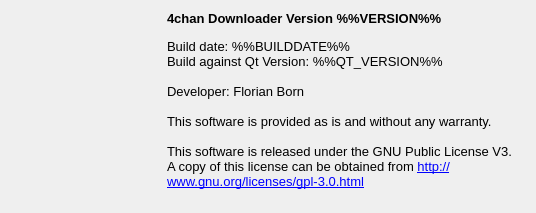
Old version of the form uiinfo.ui in the repository chrisdevchroma/fourchan-dl.
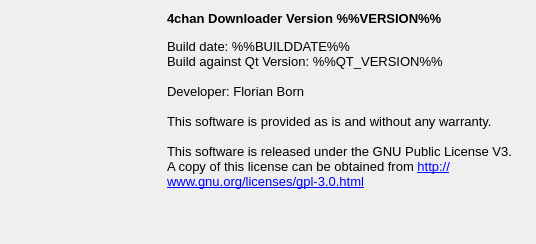
New version of the form. Icons and pictures are not drawn.

```diff
--- a/uiinfo.ui
+++ b/uiinfo.ui
@@ -7,7 +7,7 @@
     <x>0</x>
     <y>0</y>
     <width>535</width>
-    <height>213</height>
+    <height>244</height>
    </rect>
   </property>
   <property name="windowTitle">
```
Left out of the diff: 4 changed lines with no effect on the pictures.
